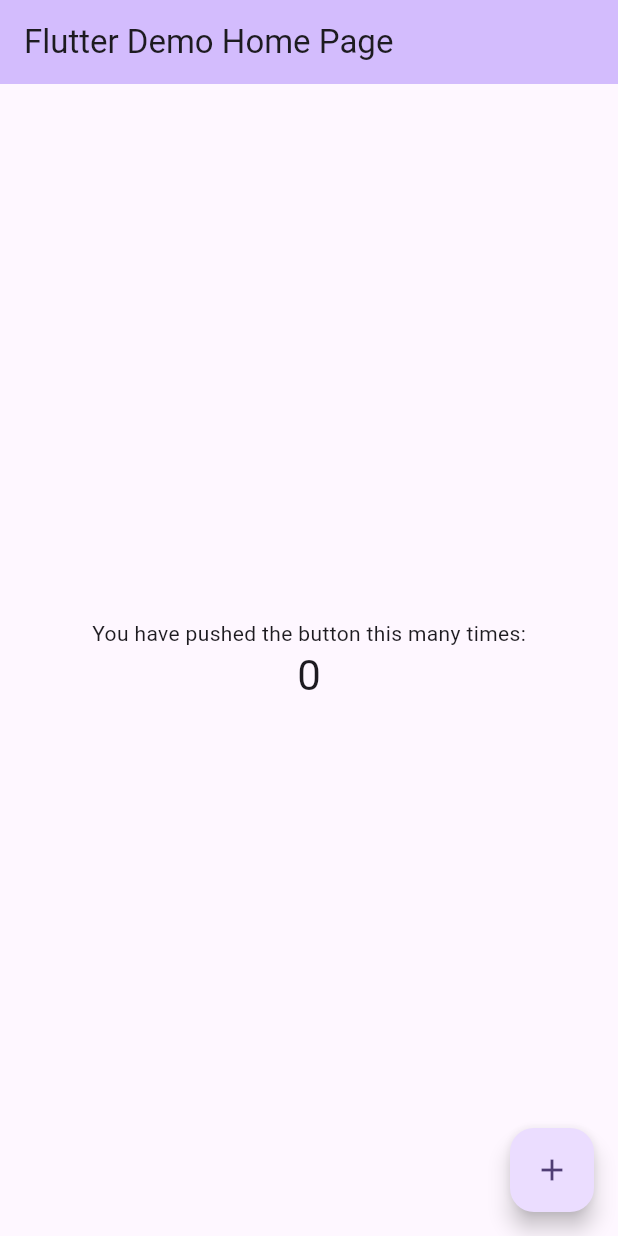
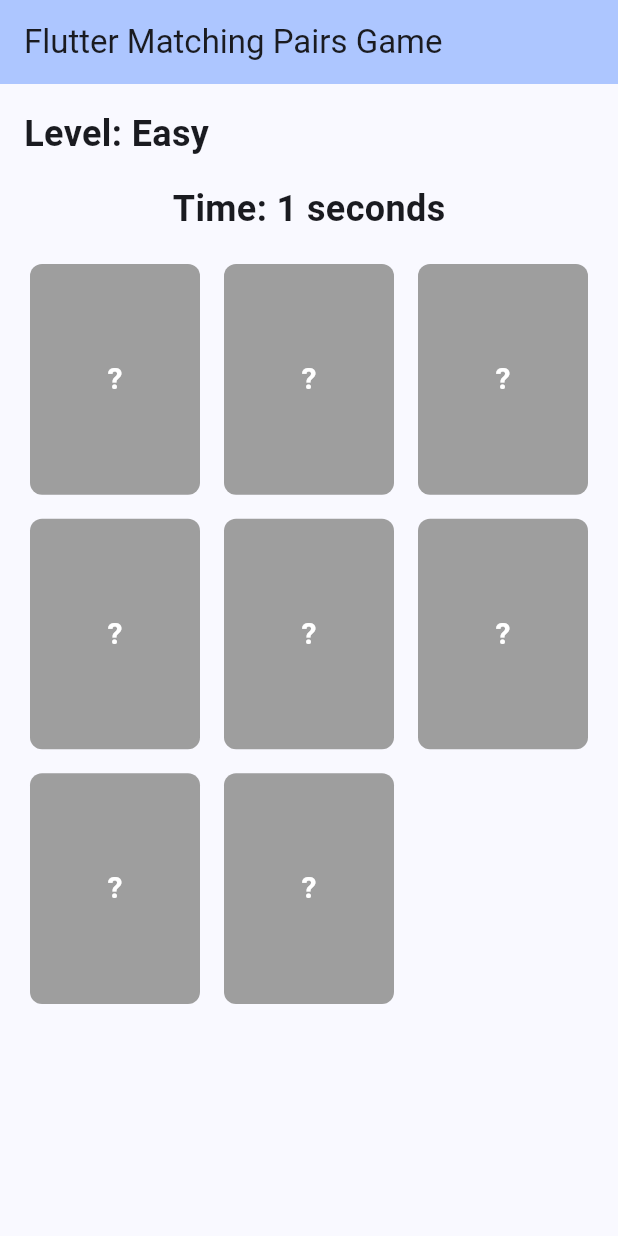
Before and after one commit to loredanagostian/Flutter-Matching-Pairs-Game, a Flutter app: the MyHomePage screen opened directly, on a phone screen of 412 x 824 dp. Run offline on Flutter 3.47's test engine with Material 3 defaults, Android fonts, the phone set to English and light mode, and no system bars.

Commit message:
created initial grid mockup and card_item model

```diff
--- a/lib/main.dart
+++ b/lib/main.dart
@@ -1,4 +1,7 @@
+import 'dart:async';
+
 import 'package:flutter/material.dart';
+import 'package:matching_pairs_game/models/card_item.dart';
 
 void main() {
   runApp(const MyApp());
@@ -7,46 +10,21 @@ void main() {
 class MyApp extends StatelessWidget {
   const MyApp({super.key});
 
-  // This widget is the root of your application.
   @override
   Widget build(BuildContext context) {
     return MaterialApp(
       title: 'Flutter Demo',
       theme: ThemeData(
-        // This is the theme of your application.
-        //
-        // TRY THIS: Try running your application with "flutter run". You'll see
-        // the application has a purple toolbar. Then, without quitting the app,
-        // try changing the seedColor in the colorScheme below to Colors.green
-        // and then invoke "hot reload" (save your changes or press the "hot
-        // reload" button in a Flutter-supported IDE, or press "r" if you used
-        // the command line to start the app).
-        //
-        // Notice that the counter didn't reset back to zero; the application
-        // state is not lost during the reload. To reset the state, use hot
-        // restart instead.
-        //
-        // This works for code too, not just values: Most code changes can be
-        // tested with just a hot reload.
-        colorScheme: ColorScheme.fromSeed(seedColor: Colors.deepPurple),
+        colorScheme: ColorScheme.fromSeed(seedColor: Colors.blueAccent),
       ),
-      home: const MyHomePage(title: 'Flutter Demo Home Page'),
+      home: const MyHomePage(title: 'Flutter Matching Pairs Game'),
+      debugShowCheckedModeBanner: false,
     );
   }
 }
 
 class MyHomePage extends StatefulWidget {
   const MyHomePage({super.key, required this.title});
-
-  // This widget is the home page of your application. It is stateful, meaning
-  // that it has a State object (defined below) that contains fields that affect
-  // how it looks.
-
-  // This class is the configuration for the state. It holds the values (in this
-  // case the title) provided by the parent (in this case the App widget) and
-  // used by the build method of the State. Fields in a Widget subclass are
-  // always marked "final".
-
   final String title;
 
   @override
@@ -54,69 +32,136 @@ class MyHomePage extends StatefulWidget {
 }
 
 class _MyHomePageState extends State<MyHomePage> {
-  int _counter = 0;
+  int _time = 0;
+  Timer? _timer;
+  final List<CardItem> _cards = [
+    CardItem(flippedLabel: '🔴'),
+    CardItem(flippedLabel: '🔴'),
+    CardItem(flippedLabel: '🟡'),
+    CardItem(flippedLabel: '🟡'),
+    CardItem(flippedLabel: '🟣'),
+    CardItem(flippedLabel: '🟣'),
+    CardItem(flippedLabel: '🔵'),
+    CardItem(flippedLabel: '🔵'),
+  ]..shuffle();
+  CardItem? selectedCard;
 
-  void _incrementCounter() {
-    setState(() {
-      // This call to setState tells the Flutter framework that something has
-      // changed in this State, which causes it to rerun the build method below
-      // so that the display can reflect the updated values. If we changed
-      // _counter without calling setState(), then the build method would not be
-      // called again, and so nothing would appear to happen.
-      _counter++;
+  @override
+  void initState() {
+    super.initState();
+    _startTimer();
+  }
+
+  @override
+  void dispose() {
+    _timer?.cancel();
+    super.dispose();
+  }
+
+  void _startTimer() {
+    _timer = Timer.periodic(const Duration(seconds: 1), (_) {
+      setState(() {
+        _time++;
+      });
     });
+  }
+
+  void _checkGameFinished() {
+    final allMatched = _cards.every((card) => card.state == CardState.matched);
+    if (allMatched) {
+      _timer?.cancel();
+    }
   }
 
   @override
   Widget build(BuildContext context) {
-    // This method is rerun every time setState is called, for instance as done
-    // by the _incrementCounter method above.
-    //
-    // The Flutter framework has been optimized to make rerunning build methods
-    // fast, so that you can just rebuild anything that needs updating rather
-    // than having to individually change instances of widgets.
     return Scaffold(
       appBar: AppBar(
-        // TRY THIS: Try changing the color here to a specific color (to
-        // Colors.amber, perhaps?) and trigger a hot reload to see the AppBar
-        // change color while the other colors stay the same.
         backgroundColor: Theme.of(context).colorScheme.inversePrimary,
-        // Here we take the value from the MyHomePage object that was created by
-        // the App.build method, and use it to set our appbar title.
         title: Text(widget.title),
       ),
-      body: Center(
-        // Center is a layout widget. It takes a single child and positions it
-        // in the middle of the parent.
+      body: Padding(
+        padding: const EdgeInsets.all(16.0),
         child: Column(
-          // Column is also a layout widget. It takes a list of children and
-          // arranges them vertically. By default, it sizes itself to fit its
-          // children horizontally, and tries to be as tall as its parent.
-          //
-          // Column has various properties to control how it sizes itself and
-          // how it positions its children. Here we use mainAxisAlignment to
-          // center the children vertically; the main axis here is the vertical
-          // axis because Columns are vertical (the cross axis would be
-          // horizontal).
-          //
-          // TRY THIS: Invoke "debug painting" (choose the "Toggle Debug Paint"
-          // action in the IDE, or press "p" in the console), to see the
-          // wireframe for each widget.
-          mainAxisAlignment: MainAxisAlignment.center,
-          children: <Widget>[
-            const Text('You have pushed the button this many times:'),
-            Text(
-              '$_counter',
-              style: Theme.of(context).textTheme.headlineMedium,
+          crossAxisAlignment: CrossAxisAlignment.start,
+          children: [
+            const Text(
+              'Level: Easy',
+              style: TextStyle(fontSize: 24, fontWeight: FontWeight.bold),
+            ),
+            const SizedBox(height: 16),
+            Center(
+              child: Text(
+                'Time: $_time seconds',
+                style: const TextStyle(
+                  fontSize: 24,
+                  fontWeight: FontWeight.bold,
+                ),
+              ),
+            ),
+            const SizedBox(height: 16),
+            Expanded(
+              child: GridView.count(
+                crossAxisCount: 3,
+                childAspectRatio: 3 / 4,
+                crossAxisSpacing: 8,
+                mainAxisSpacing: 8,
+                children: List.generate(_cards.length, (index) {
+                  return InkWell(
+                    onTap: () {
+                      setState(() {
+                        final card = _cards[index];
+                        if (card.state == CardState.unflipped) {
+                          card.setStateTo(CardState.flipped);
+                          if (selectedCard == null) {
+                            selectedCard = card;
+                          } else {
+                            if (selectedCard!.flippedLabel ==
+                                    card.flippedLabel &&
+                                selectedCard != card) {
+                              selectedCard!.setStateTo(CardState.matched);
+                              card.setStateTo(CardState.matched);
+                              selectedCard = null;
+                              _checkGameFinished();
+                            } else {
+                              Future.delayed(const Duration(seconds: 2), () {
+                                setState(() {
+                                  selectedCard!.setStateTo(CardState.unflipped);
+                                  card.setStateTo(CardState.unflipped);
+                                  selectedCard = null;
+                                });
+                              });
+                            }
+                          }
+                        }
+                      });
+                    },
+                    child: Card(
+                      elevation: 8,
+                      clipBehavior: Clip.antiAlias,
+                      shape: RoundedRectangleBorder(
+                        borderRadius: BorderRadius.circular(8),
+                      ),
+                      color: _cards[index].color,
+                      shadowColor: Colors.transparent,
+                      child: Center(
+                        child: Text(
+                          _cards[index].displayLabel,
+                          style: const TextStyle(
+                            fontSize: 20,
+                            color: Colors.white,
+                            fontWeight: FontWeight.bold,
+                          ),
+                        ),
+                      ),
+                    ),
+                  );
+                }),
+              ),
             ),
           ],
         ),
       ),
-      floatingActionButton: FloatingActionButton(
-        onPressed: _incrementCounter,
-        tooltip: 'Increment',
-        child: const Icon(Icons.add),
-      ), // This trailing comma makes auto-formatting nicer for build methods.
     );
   }
 }
--- /dev/null
+++ b/lib/models/card_item.dart
@@ -0,0 +1,34 @@
+import 'package:flutter/material.dart';
+
+enum CardState { unflipped, flipped, matched }
+
+class CardItem {
+  final String flippedLabel;
+  String unflippedLabel;
+  Color color;
+  CardState state;
+  String get displayLabel =>
+      state == CardState.flipped ? flippedLabel : unflippedLabel;
+
+  CardItem({
+    required this.flippedLabel,
+    this.unflippedLabel = "?",
+    this.color = Colors.grey,
+    this.state = CardState.unflipped,
+  });
+
+  void setStateTo(CardState newState) {
+    state = newState;
+    switch (newState) {
+      case CardState.unflipped:
+        color = Colors.grey;
+        break;
+      case CardState.flipped:
+        color = Colors.lightBlue[200]!;
+        break;
+      case CardState.matched:
+        color = Colors.green;
+        break;
+    }
+  }
+}
```
